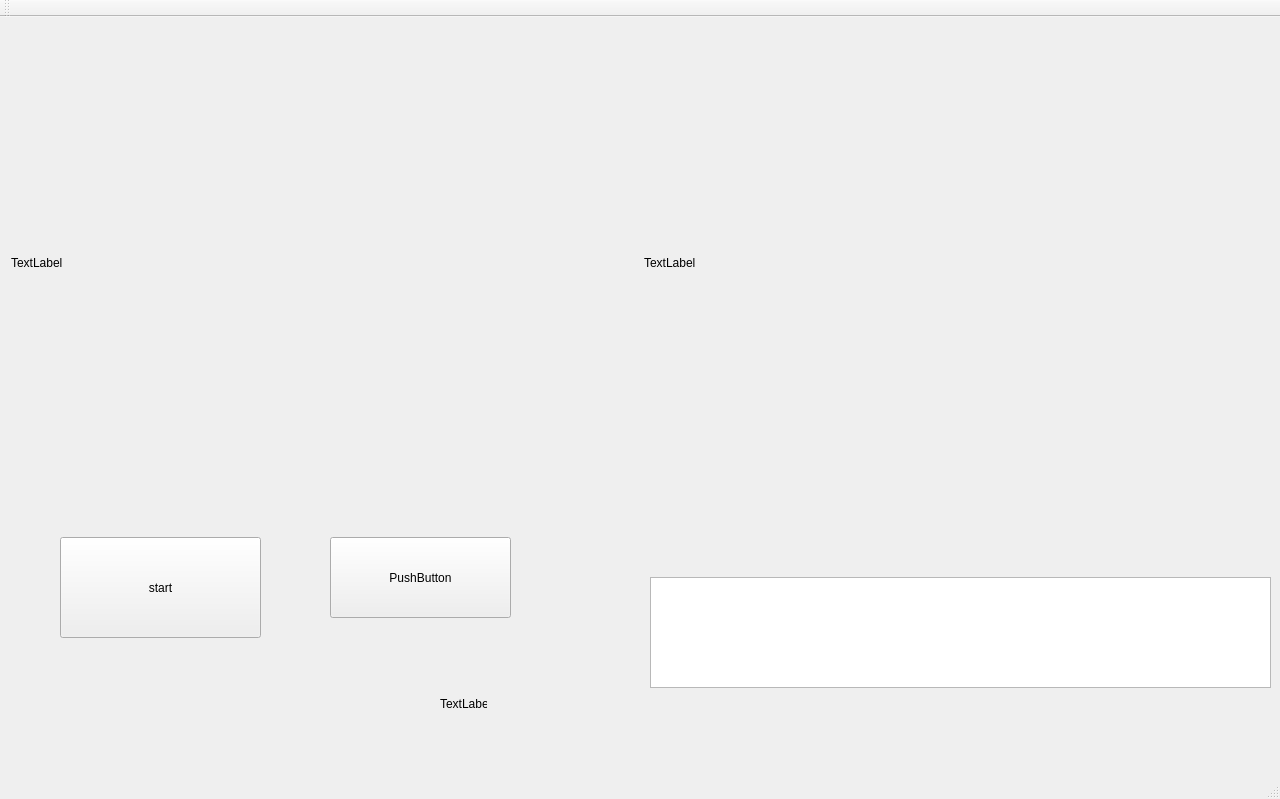
The window that mainwindow.ui (EugChesn/GuiClient) describes before a commit, drawn with Qt 5.
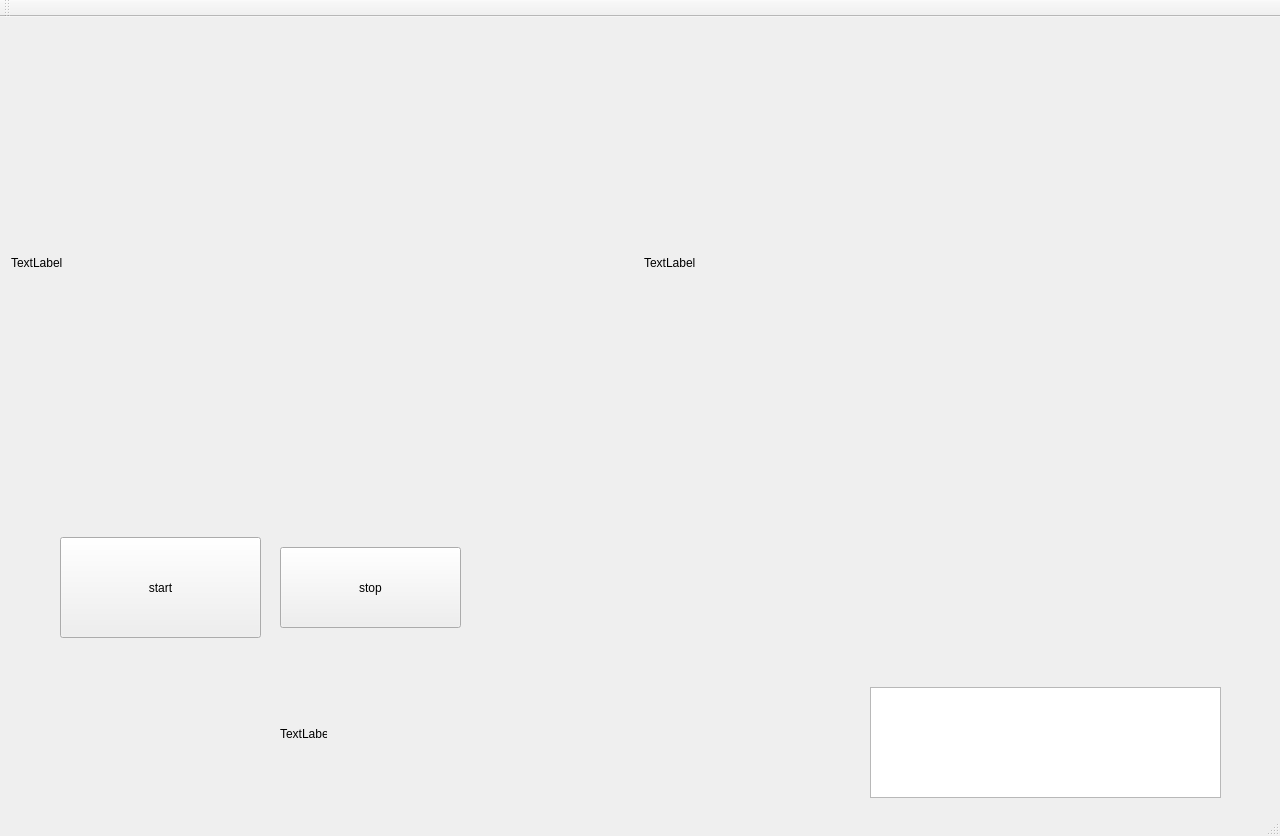
The same window after the commit. Icons and pictures are not drawn.

The edit to the form file:
```diff
--- a/mainwindow.ui
+++ b/mainwindow.ui
@@ -7,7 +7,7 @@
     <x>0</x>
     <y>0</y>
     <width>1280</width>
-    <height>799</height>
+    <height>836</height>
    </rect>
   </property>
   <property name="windowTitle">
@@ -33,9 +33,9 @@
    <widget class="QPlainTextEdit" name="plainTextEdit">
     <property name="geometry">
      <rect>
-      <x>650</x>
-      <y>560</y>
-      <width>621</width>
+      <x>870</x>
+      <y>670</y>
+      <width>351</width>
       <height>111</height>
      </rect>
     </property>
@@ -100,21 +100,21 @@
    <widget class="QPushButton" name="pushButton_2">
     <property name="geometry">
      <rect>
-      <x>330</x>
-      <y>520</y>
+      <x>280</x>
+      <y>530</y>
       <width>181</width>
       <height>81</height>
      </rect>
     </property>
     <property name="text">
-     <string>PushButton</string>
+     <string>stop</string>
     </property>
    </widget>
    <widget class="QLabel" name="event_arrows">
     <property name="geometry">
      <rect>
-      <x>440</x>
-      <y>680</y>
+      <x>280</x>
+      <y>710</y>
       <width>47</width>
       <height>13</height>
      </rect>
@@ -123,6 +123,72 @@
      <string>TextLabel</string>
     </property>
    </widget>
+   <widget class="QWidget" name="horizontalLayoutWidget_2">
+    <property name="geometry">
+     <rect>
+      <x>470</x>
+      <y>610</y>
+      <width>311</width>
+      <height>162</height>
+     </rect>
+    </property>
+    <layout class="QHBoxLayout" name="horizontalLayout_2">
+     <item>
+      <widget class="QLabel" name="leftStick">
+       <property name="enabled">
+        <bool>true</bool>
+       </property>
+       <property name="maximumSize">
+        <size>
+         <width>150</width>
+         <height>150</height>
+        </size>
+       </property>
+       <property name="text">
+        <string/>
+       </property>
+       <property name="pixmap">
+        <pixmap resource="resurse.qrc">:/images/Left.png</pixmap>
+       </property>
+       <property name="scaledContents">
+        <bool>true</bool>
+       </property>
+      </widget>
+     </item>
+     <item>
+      <spacer name="horizontalSpacer">
+       <property name="orientation">
+        <enum>Qt::Horizontal</enum>
+       </property>
+       <property name="sizeHint" stdset="0">
+        <size>
+         <width>40</width>
+         <height>20</height>
+        </size>
+       </property>
+      </spacer>
+     </item>
+     <item>
+      <widget class="QLabel" name="rightStick">
+       <property name="maximumSize">
+        <size>
+         <width>150</width>
+         <height>150</height>
+        </size>
+       </property>
+       <property name="text">
+        <string/>
+       </property>
+       <property name="pixmap">
+        <pixmap resource="resurse.qrc">:/images/Right.png</pixmap>
+       </property>
+       <property name="scaledContents">
+        <bool>true</bool>
+       </property>
+      </widget>
+     </item>
+    </layout>
+   </widget>
   </widget>
   <widget class="QMenuBar" name="menuBar">
    <property name="geometry">
```
Left out of the diff: 2 changed lines with no effect on the pictures.
